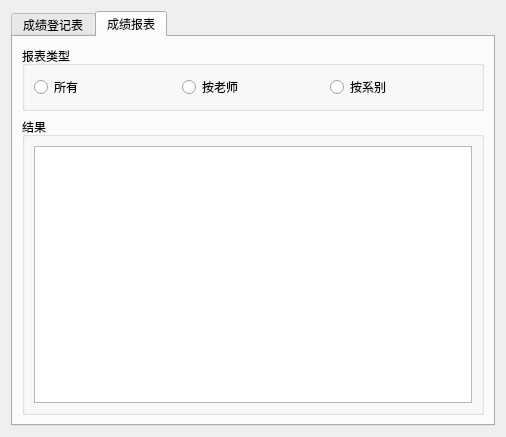
The window that Database/DBDS/statisticui.ui (MrEdge123/homework) describes before a commit, drawn with Qt 5.
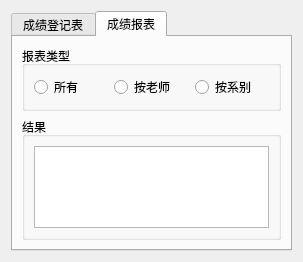
The same window after the commit. The open tabs and pages were chosen to show the change.

Patch:
```diff
--- a/Database/DBDS/statisticui.ui
+++ b/Database/DBDS/statisticui.ui
@@ -6,8 +6,8 @@
    <rect>
     <x>0</x>
     <y>0</y>
-    <width>506</width>
-    <height>437</height>
+    <width>303</width>
+    <height>262</height>
    </rect>
   </property>
   <property name="windowTitle">
```
Left out of the diff: 2 changed lines with no effect on the pictures.
